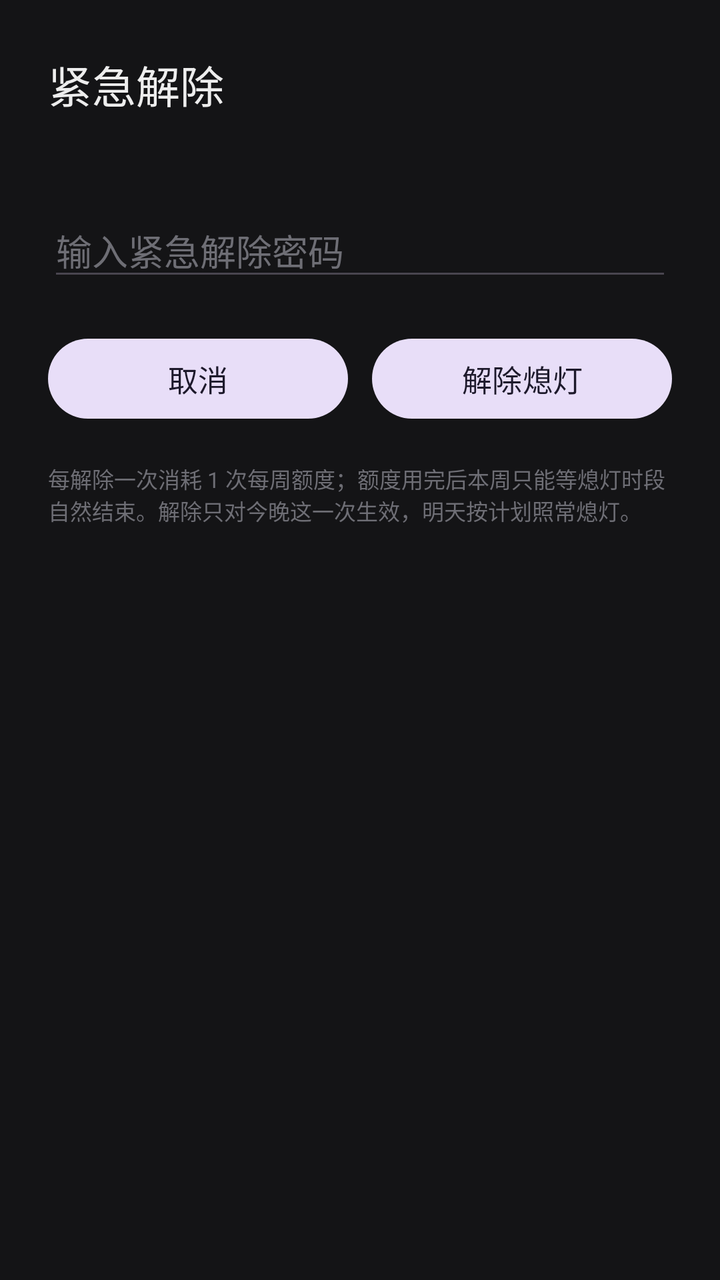
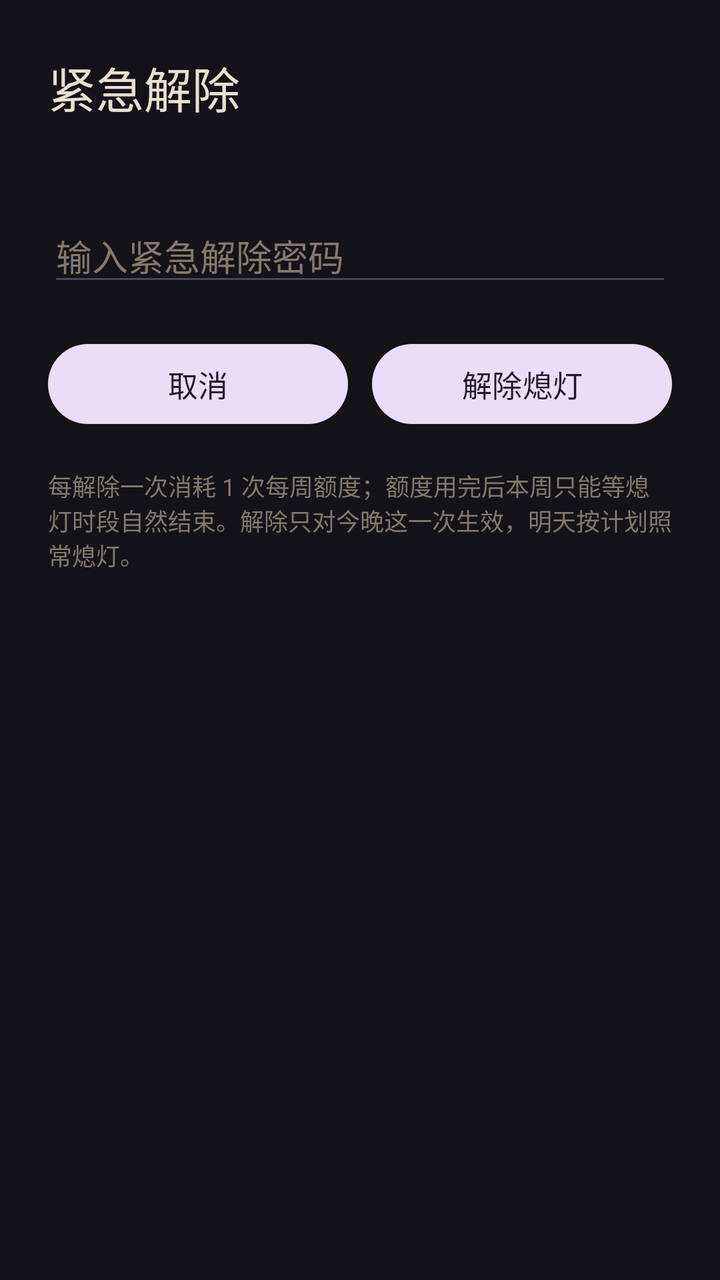

Two renders of the same Android screen: before a commit and after it. Below are the layout's source before the change and the commit's diff.
<!-- AndroidManifest.xml: activity theme Theme.Xideng.Dialog -->
<!-- res/layout/activity_emergency.xml -->
<?xml version="1.0" encoding="utf-8"?>
<ScrollView xmlns:android="http://schemas.android.com/apk/res/android"
    android:layout_width="match_parent"
    android:layout_height="wrap_content"
    android:background="@color/xideng_surface_alt">

    <LinearLayout
        android:layout_width="match_parent"
        android:layout_height="wrap_content"
        android:orientation="vertical"
        android:paddingStart="24dp"
        android:paddingTop="26dp"
        android:paddingEnd="24dp"
        android:paddingBottom="20dp">

        <TextView
            android:layout_width="wrap_content"
            android:layout_height="wrap_content"
            android:fontFamily="sans-serif-light"
            android:text="紧急解除"
            android:textColor="@color/xideng_text_primary"
            android:textSize="22sp" />

        <TextView
            android:id="@+id/quotaText"
            android:layout_width="match_parent"
            android:layout_height="wrap_content"
            android:layout_marginTop="8dp"
            android:textColor="@color/xideng_text_secondary"
            android:textSize="13sp" />

        <EditText
            android:id="@+id/passwordInput"
            android:layout_width="match_parent"
            android:layout_height="wrap_content"
            android:layout_marginTop="18dp"
            android:hint="输入紧急解除密码"
            android:importantForAutofill="no"
            android:inputType="textPassword"
            android:maxLength="32"
            android:textColor="@color/xideng_text_primary"
            android:textColorHint="@color/xideng_text_faint" />

        <TextView
            android:id="@+id/errorText"
            android:layout_width="match_parent"
            android:layout_height="wrap_content"
            android:layout_marginTop="8dp"
            android:textColor="@color/xideng_danger"
            android:textSize="12sp"
            android:visibility="gone" />

        <LinearLayout
            android:layout_width="match_parent"
            android:layout_height="wrap_content"
            android:layout_marginTop="20dp"
            android:orientation="horizontal">

            <Button
                android:id="@+id/btnCancel"
                style="@style/XidengButton"
                android:layout_width="0dp"
                android:layout_height="wrap_content"
                android:layout_weight="1"
                android:text="取消" />

            <Button
                android:id="@+id/btnConfirm"
                style="@style/XidengButton"
                android:layout_width="0dp"
                android:layout_height="wrap_content"
                android:layout_marginStart="12dp"
                android:layout_weight="1"
                android:text="解除熄灯" />
        </LinearLayout>

        <TextView
            android:layout_width="match_parent"
            android:layout_height="wrap_content"
            android:layout_marginTop="18dp"
            android:text="每解除一次消耗 1 次每周额度；额度用完后本周只能等熄灯时段自然结束。解除只对今晚这一次生效，明天按计划照常熄灯。"
            android:textColor="@color/xideng_text_faint"
            android:textSize="11sp" />
    </LinearLayout>
</ScrollView>
<!-- resources referenced by this layout -->
<resources>
  <color name="xideng_danger">#FFC97A7A</color>
  <color name="xideng_surface_alt">#FF141416</color>
  <color name="xideng_text_faint">#FF6E6E75</color>
  <color name="xideng_text_primary">#FFEDEDED</color>
  <color name="xideng_text_secondary">#FFA8A8AE</color>
  <style name="XidengButton" parent="Widget.Material3.Button.TonalButton">
          <item name="android:textAllCaps">false</item>
          <item name="android:textSize">15sp</item>
          <item name="android:minHeight">48dp</item>
      </style>
  <style name="Theme.Xideng.Dialog" parent="Theme.Material3.DayNight.Dialog">
          <item name="android:windowBackground">@color/xideng_surface_alt</item>
          <item name="colorSurface">@color/xideng_surface_alt</item>
          <item name="colorOnSurface">@color/xideng_text_primary</item>
      </style>
</resources>

<!-- the commit's change to res/layout/activity_emergency.xml (unified diff, before → after) -->
@@ -19,7 +19,7 @@
             android:fontFamily="sans-serif-light"
             android:text="紧急解除"
             android:textColor="@color/xideng_text_primary"
-            android:textSize="22sp" />
+            android:textSize="24sp" />
 
         <TextView
             android:id="@+id/quotaText"
@@ -80,6 +80,6 @@
             android:layout_marginTop="18dp"
             android:text="每解除一次消耗 1 次每周额度；额度用完后本周只能等熄灯时段自然结束。解除只对今晚这一次生效，明天按计划照常熄灯。"
             android:textColor="@color/xideng_text_faint"
-            android:textSize="11sp" />
+            android:textSize="12sp" />
     </LinearLayout>
 </ScrollView>
<!-- resource entries referenced after the edit -->
@@ -1,10 +1,10 @@
 <!-- resources referenced by this layout -->
 <resources>
-  <color name="xideng_danger">#FFC97A7A</color>
-  <color name="xideng_surface_alt">#FF141416</color>
-  <color name="xideng_text_faint">#FF6E6E75</color>
-  <color name="xideng_text_primary">#FFEDEDED</color>
-  <color name="xideng_text_secondary">#FFA8A8AE</color>
+  <color name="xideng_danger">#FFFF9B8A</color>
+  <color name="xideng_surface_alt">#FF131318</color>
+  <color name="xideng_text_faint">#FF827A70</color>
+  <color name="xideng_text_primary">#FFE6E0D6</color>
+  <color name="xideng_text_secondary">#FFA9A29A</color>
   <style name="XidengButton" parent="Widget.Material3.Button.TonalButton">
           <item name="android:textAllCaps">false</item>
           <item name="android:textSize">15sp</item>
